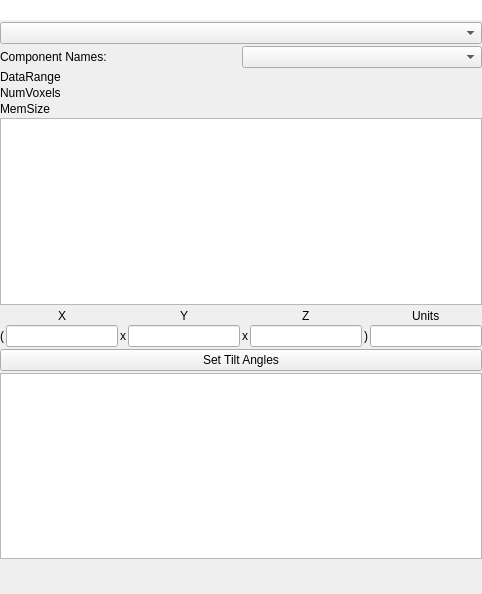
The window that tomviz/DataPropertiesPanel.ui (OpenChemistry/tomviz) describes before a commit, drawn with Qt 5.
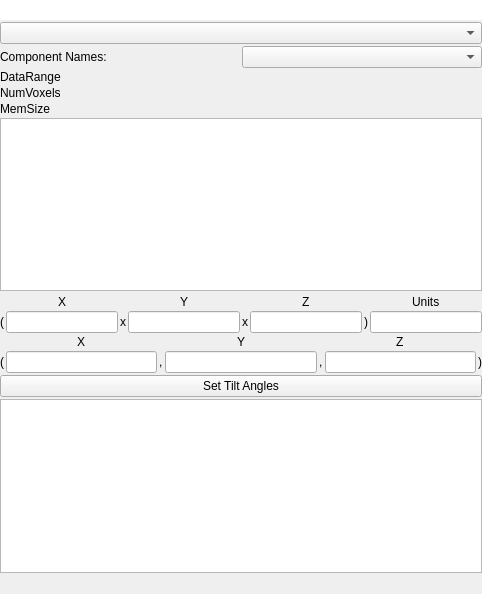
The same window after the commit. Custom widgets are drawn as their Qt base class.

The edit to the form file:
```diff
--- a/tomviz/DataPropertiesPanel.ui
+++ b/tomviz/DataPropertiesPanel.ui
@@ -213,6 +213,101 @@
      </layout>
     </widget>
    </item>
+   <item>
+    <widget class="QWidget" name="OriginWidget" native="true">
+     <layout class="QVBoxLayout" name="originVerticalLayout">
+      <property name="leftMargin">
+       <number>0</number>
+      </property>
+      <property name="topMargin">
+       <number>0</number>
+      </property>
+      <property name="rightMargin">
+       <number>0</number>
+      </property>
+      <property name="bottomMargin">
+       <number>0</number>
+      </property>
+      <item>
+       <layout class="QGridLayout" name="originGridLayout">
+        <property name="spacing">
+         <number>2</number>
+        </property>
+        <item row="1" column="0">
+         <widget class="QLabel" name="originLeftBracketLabel">
+          <property name="text">
+           <string>(</string>
+          </property>
+         </widget>
+        </item>
+        <item row="1" column="6">
+         <widget class="QLabel" name="originRightBracketLabel">
+          <property name="text">
+           <string>)</string>
+          </property>
+         </widget>
+        </item>
+        <item row="0" column="5" alignment="Qt::AlignHCenter">
+         <widget class="QLabel" name="originZLabel">
+          <property name="text">
+           <string>Z</string>
+          </property>
+         </widget>
+        </item>
+        <item row="1" column="4">
+         <widget class="QLabel" name="originComma0">
+          <property name="text">
+           <string>,</string>
+          </property>
+         </widget>
+        </item>
+        <item row="1" column="1">
+         <widget class="QLineEdit" name="xOriginBox">
+          <property name="alignment">
+           <set>Qt::AlignCenter</set>
+          </property>
+         </widget>
+        </item>
+        <item row="1" column="3">
+         <widget class="QLineEdit" name="yOriginBox">
+          <property name="alignment">
+           <set>Qt::AlignCenter</set>
+          </property>
+         </widget>
+        </item>
+        <item row="1" column="5">
+         <widget class="QLineEdit" name="zOriginBox">
+          <property name="alignment">
+           <set>Qt::AlignCenter</set>
+          </property>
+         </widget>
+        </item>
+        <item row="0" column="1" alignment="Qt::AlignHCenter">
+         <widget class="QLabel" name="originXLabel">
+          <property name="text">
+           <string>X</string>
+          </property>
+         </widget>
+        </item>
+        <item row="1" column="2">
+         <widget class="QLabel" name="originComma1">
+          <property name="text">
+           <string>,</string>
+          </property>
+         </widget>
+        </item>
+        <item row="0" column="3" alignment="Qt::AlignHCenter">
+         <widget class="QLabel" name="originYLabel">
+          <property name="text">
+           <string>Y</string>
+          </property>
+         </widget>
+        </item>
+       </layout>
+      </item>
+     </layout>
+    </widget>
+   </item>
    <item>
     <widget class="QPushButton" name="SetTiltAnglesButton">
      <property name="text">
```
